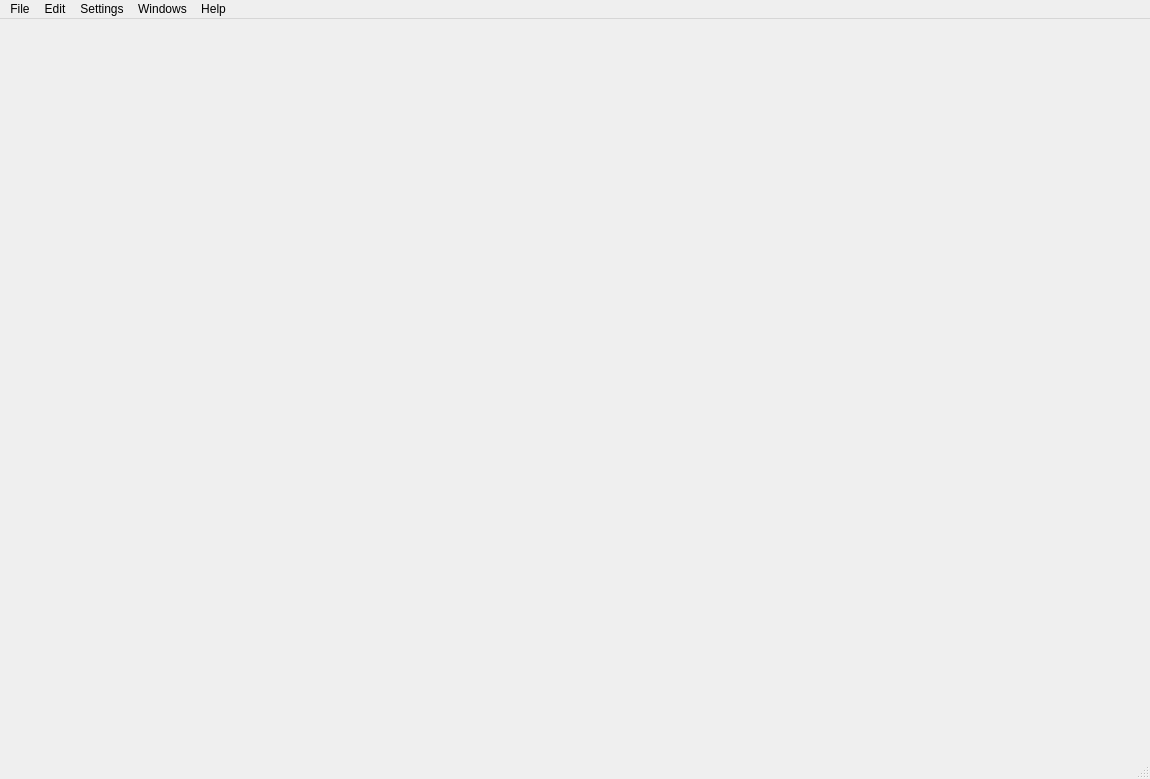
alemariusnexus/electronicsdb, file src/electronicsdb/gui/MainWindow.ui: the form before one commit.
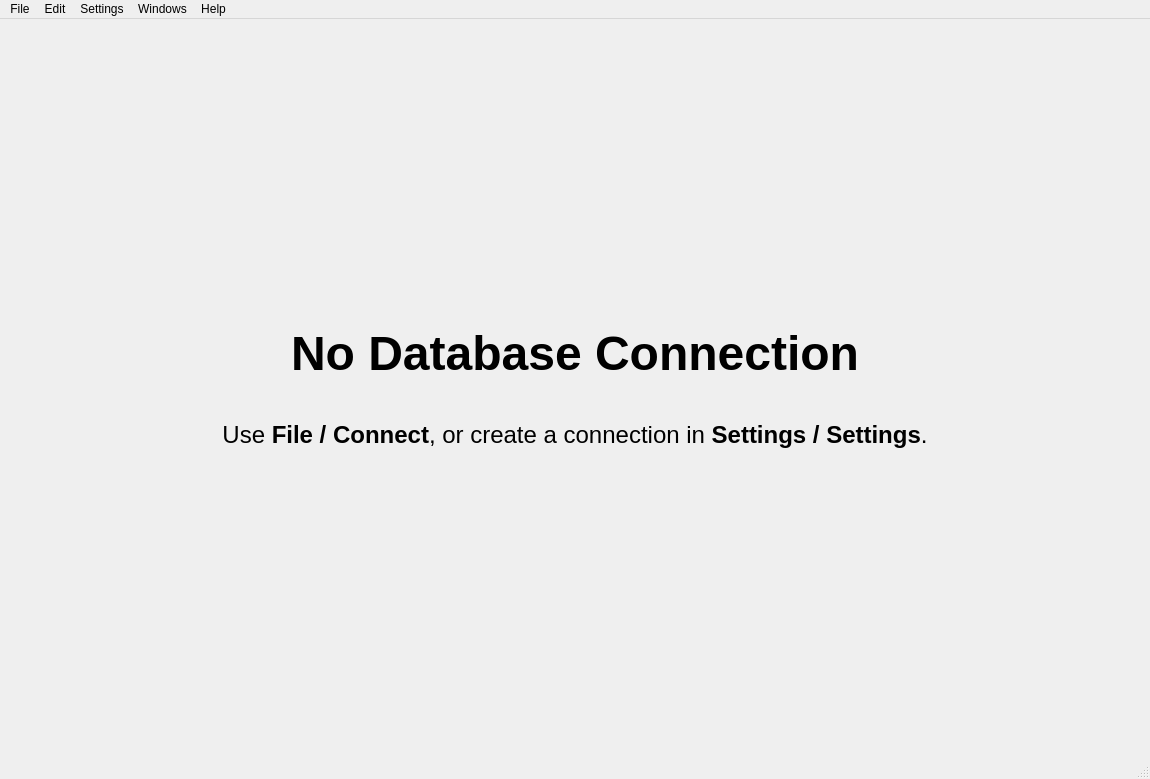
The form after the commit. The open tabs and pages were chosen to show the change. Icons and pictures are not drawn.

What changed in the file:
```diff
--- a/src/electronicsdb/gui/MainWindow.ui
+++ b/src/electronicsdb/gui/MainWindow.ui
@@ -17,7 +17,76 @@
    <bool>true</bool>
   </property>
   <widget class="QWidget" name="centralWidget">
-   <layout class="QVBoxLayout" name="verticalLayout"/>
+   <layout class="QVBoxLayout" name="verticalLayout">
+    <property name="leftMargin">
+     <number>0</number>
+    </property>
+    <property name="topMargin">
+     <number>0</number>
+    </property>
+    <property name="rightMargin">
+     <number>0</number>
+    </property>
+    <property name="bottomMargin">
+     <number>0</number>
+    </property>
+    <item>
+     <widget class="QStackedWidget" name="centralStacker">
+      <widget class="QWidget" name="centralContentWidget">
+       <layout class="QVBoxLayout" name="verticalLayout_2">
+        <property name="leftMargin">
+         <number>0</number>
+        </property>
+        <property name="topMargin">
+         <number>0</number>
+        </property>
+        <property name="rightMargin">
+         <number>0</number>
+        </property>
+        <property name="bottomMargin">
+         <number>0</number>
+        </property>
+       </layout>
+      </widget>
+      <widget class="QWidget" name="centralDegradedWidget">
+       <layout class="QVBoxLayout" name="verticalLayout_3">
+        <property name="leftMargin">
+         <number>0</number>
+        </property>
+        <property name="topMargin">
+         <number>0</number>
+        </property>
+        <property name="rightMargin">
+         <number>0</number>
+        </property>
+        <property name="bottomMargin">
+         <number>0</number>
+        </property>
+        <item>
+         <widget class="QLabel" name="degradedLabel">
+          <property name="font">
+           <font>
+            <pointsize>18</pointsize>
+           </font>
+          </property>
+          <property name="text">
+           <string>&lt;h1&gt;No Database Connection&lt;/h1&gt;&lt;br/&gt;
+
+Use &lt;b&gt;File / Connect&lt;/b&gt;, or create a connection in &lt;b&gt;Settings / Settings&lt;/b&gt;.</string>
+          </property>
+          <property name="alignment">
+           <set>Qt::AlignCenter</set>
+          </property>
+          <property name="wordWrap">
+           <bool>true</bool>
+          </property>
+         </widget>
+        </item>
+       </layout>
+      </widget>
+     </widget>
+    </item>
+   </layout>
   </widget>
   <widget class="QMenuBar" name="menubar">
    <property name="geometry">
```
Left out of the diff: 2 changed lines with no effect on the pictures.
